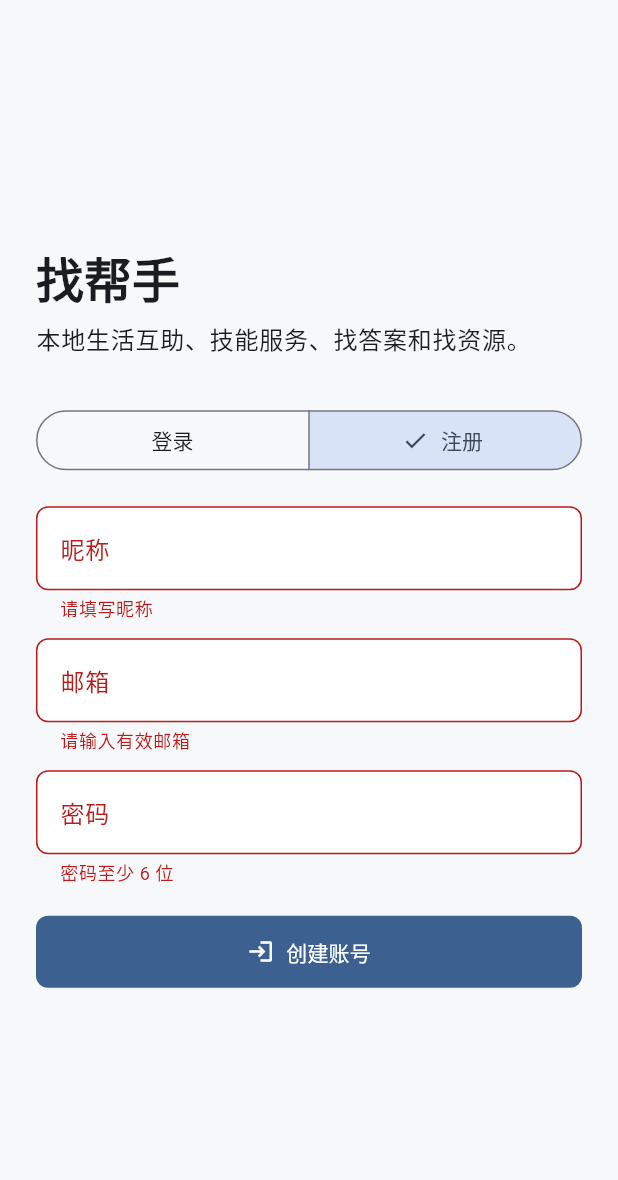
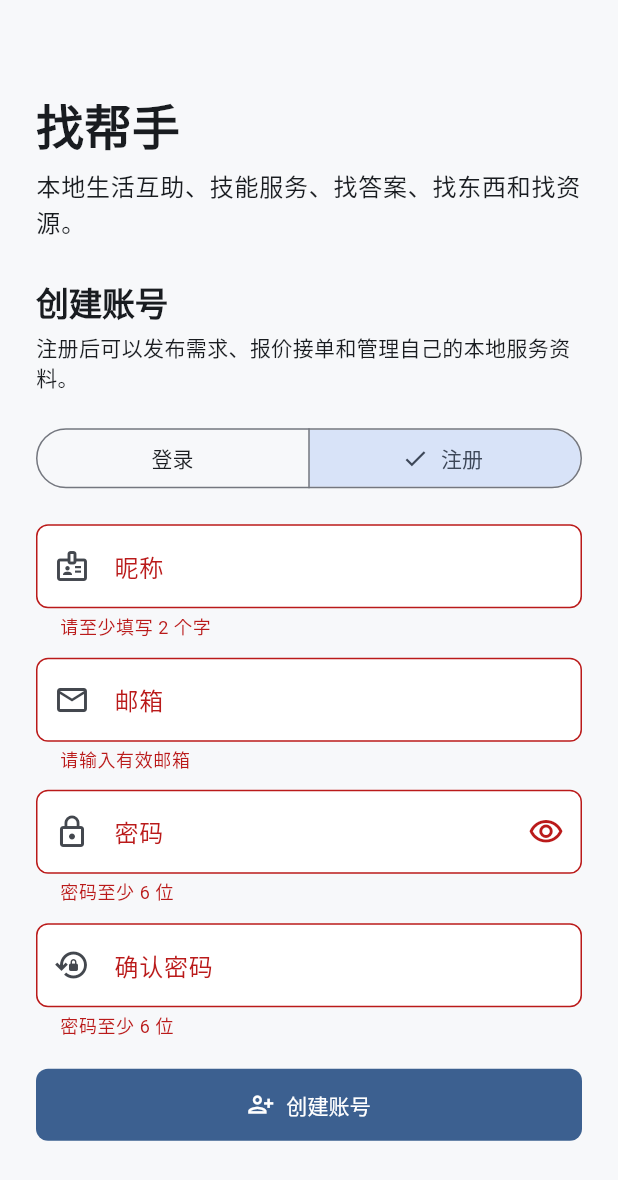
Before and after one commit to manwoh/Helper, a Flutter app: the LoginPage screen opened directly, after a tap on "注册", after a tap on "创建账号", on a phone screen of 412 x 824 dp. Shown: the top 1180 px of the screen. Run offline on Flutter 3.47's test engine with Material 3 defaults, Android fonts, the phone set to English and light mode, and no system bars; our stand-ins replace go_router, image_picker, supabase_flutter; accounts and stored records are empty.

Commit message:
feat: add Flutter auth and profile flow

```diff
--- a/apps/mobile/lib/core/validators.dart
+++ b/apps/mobile/lib/core/validators.dart
@@ -29,6 +29,35 @@ class AppValidators {
     return containsBlockedTerm(text) ? '内容不符合平台规则' : null;
   }
 
+  static String? displayName(String? value) {
+    return requiredText(value, min: 2, max: 24);
+  }
+
+  static String? email(String? value) {
+    final text = value?.trim() ?? '';
+    final valid = RegExp(r'^[^\s@]+@[^\s@]+\.[^\s@]+$').hasMatch(text);
+    return valid ? null : '请输入有效邮箱';
+  }
+
+  static String? password(String? value) {
+    final text = value ?? '';
+    if (text.length < 6) return '密码至少 6 位';
+    if (text.length > 72) return '密码最多 72 位';
+    return null;
+  }
+
+  static String? confirmPassword(String? value, String password) {
+    if (value != password) return '两次输入的密码不一致';
+    return AppValidators.password(value);
+  }
+
+  static String? optionalPhone(String? value) {
+    final text = value?.trim() ?? '';
+    if (text.isEmpty) return null;
+    final valid = RegExp(r'^[0-9+\-\s()]{6,24}$').hasMatch(text);
+    return valid ? null : '请输入有效电话';
+  }
+
   static String? optionalMoney(String? value) {
     final text = value?.trim() ?? '';
     if (text.isEmpty) return null;
--- a/apps/mobile/lib/features/auth/login_page.dart
+++ b/apps/mobile/lib/features/auth/login_page.dart
@@ -1,6 +1,7 @@
 import 'package:flutter/material.dart';
 import 'package:go_router/go_router.dart';
 
+import '../../core/validators.dart';
 import '../../services/auth_service.dart';
 import '../../widgets/primary_button.dart';
 
@@ -16,14 +17,17 @@ class _LoginPageState extends State<LoginPage> {
   final _auth = AuthService();
   final _email = TextEditingController();
   final _password = TextEditingController();
+  final _confirmPassword = TextEditingController();
   final _displayName = TextEditingController();
   bool _isRegister = false;
   bool _isLoading = false;
+  bool _obscurePassword = true;
 
   @override
   void dispose() {
     _email.dispose();
     _password.dispose();
+    _confirmPassword.dispose();
     _displayName.dispose();
     super.dispose();
   }
@@ -33,24 +37,31 @@ class _LoginPageState extends State<LoginPage> {
     setState(() => _isLoading = true);
 
     try {
-      if (_isRegister) {
-        await _auth.signUp(
-          email: _email.text.trim(),
-          password: _password.text,
-          displayName: _displayName.text.trim(),
+      final result = _isRegister
+          ? await _auth.signUp(
+              email: _email.text,
+              password: _password.text,
+              displayName: _displayName.text,
+            )
+          : await _auth.signIn(
+              email: _email.text,
+              password: _password.text,
+            );
+
+      if (!mounted) return;
+      if (result.needsEmailConfirmation) {
+        setState(() => _isRegister = false);
+        ScaffoldMessenger.of(context).showSnackBar(
+          const SnackBar(content: Text('注册成功，请先到邮箱确认账号后再登录。')),
         );
-      } else {
-        await _auth.signIn(
-          email: _email.text.trim(),
-          password: _password.text,
-        );
+        return;
       }
-      if (!context.mounted) return;
-      context.go('/');
+
+      context.go('/profile');
     } catch (error) {
-      if (!context.mounted) return;
+      if (!mounted) return;
       ScaffoldMessenger.of(context).showSnackBar(
-        SnackBar(content: Text('登录失败：$error')),
+        SnackBar(content: Text('${_isRegister ? '注册' : '登录'}失败：$error')),
       );
     } finally {
       if (mounted) setState(() => _isLoading = false);
@@ -59,6 +70,11 @@ class _LoginPageState extends State<LoginPage> {
 
   @override
   Widget build(BuildContext context) {
+    final title = _isRegister ? '创建账号' : '欢迎回来';
+    final subtitle = _isRegister
+        ? '注册后可以发布需求、报价接单和管理自己的本地服务资料。'
+        : '登录后继续发布任务、聊天和查看帮手报价。';
+
     return Scaffold(
       body: SafeArea(
         child: Center(
@@ -79,49 +95,103 @@ class _LoginPageState extends State<LoginPage> {
                     ),
                     const SizedBox(height: 8),
                     Text(
-                      '本地生活互助、技能服务、找答案和找资源。',
+                      '本地生活互助、技能服务、找答案、找东西和找资源。',
                       style: Theme.of(context).textTheme.bodyLarge,
                     ),
-                    const SizedBox(height: 32),
+                    const SizedBox(height: 28),
+                    Text(
+                      title,
+                      style: Theme.of(context).textTheme.titleLarge?.copyWith(
+                            fontWeight: FontWeight.w800,
+                          ),
+                    ),
+                    const SizedBox(height: 6),
+                    Text(subtitle),
+                    const SizedBox(height: 20),
                     SegmentedButton<bool>(
                       segments: const [
                         ButtonSegment(value: false, label: Text('登录')),
                         ButtonSegment(value: true, label: Text('注册')),
                       ],
                       selected: {_isRegister},
-                      onSelectionChanged: (value) {
-                        setState(() => _isRegister = value.first);
-                      },
+                      onSelectionChanged: _isLoading
+                          ? null
+                          : (value) {
+                              setState(() => _isRegister = value.first);
+                            },
                     ),
                     const SizedBox(height: 20),
                     if (_isRegister) ...[
                       TextFormField(
                         controller: _displayName,
-                        decoration: const InputDecoration(labelText: '昵称'),
-                        validator: (value) =>
-                            (value?.trim().isEmpty ?? true) ? '请填写昵称' : null,
+                        textInputAction: TextInputAction.next,
+                        decoration: const InputDecoration(
+                          labelText: '昵称',
+                          prefixIcon: Icon(Icons.badge_outlined),
+                        ),
+                        validator: AppValidators.displayName,
                       ),
                       const SizedBox(height: 12),
                     ],
                     TextFormField(
                       controller: _email,
-                      decoration: const InputDecoration(labelText: '邮箱'),
+                      decoration: const InputDecoration(
+                        labelText: '邮箱',
+                        prefixIcon: Icon(Icons.mail_outline),
+                      ),
                       keyboardType: TextInputType.emailAddress,
-                      validator: (value) =>
-                          (value?.contains('@') ?? false) ? null : '请输入有效邮箱',
+                      textInputAction: TextInputAction.next,
+                      validator: AppValidators.email,
                     ),
                     const SizedBox(height: 12),
                     TextFormField(
                       controller: _password,
-                      decoration: const InputDecoration(labelText: '密码'),
-                      obscureText: true,
-                      validator: (value) =>
-                          (value?.length ?? 0) >= 6 ? null : '密码至少 6 位',
+                      decoration: InputDecoration(
+                        labelText: '密码',
+                        prefixIcon: const Icon(Icons.lock_outline),
+                        suffixIcon: IconButton(
+                          tooltip: _obscurePassword ? '显示密码' : '隐藏密码',
+                          onPressed: () {
+                            setState(() => _obscurePassword = !_obscurePassword);
+                          },
+                          icon: Icon(
+                            _obscurePassword
+                                ? Icons.visibility_outlined
+                                : Icons.visibility_off_outlined,
+                          ),
+                        ),
+                      ),
+                      obscureText: _obscurePassword,
+                      textInputAction:
+                          _isRegister ? TextInputAction.next : TextInputAction.done,
+                      validator: AppValidators.password,
+                      onFieldSubmitted: (_) {
+                        if (!_isRegister) _submit();
+                      },
                     ),
+                    if (_isRegister) ...[
+                      const SizedBox(height: 12),
+                      TextFormField(
+                        controller: _confirmPassword,
+                        decoration: const InputDecoration(
+                          labelText: '确认密码',
+                          prefixIcon: Icon(Icons.lock_reset_outlined),
+                        ),
+                        obscureText: _obscurePassword,
+                        textInputAction: TextInputAction.done,
+                        validator: (value) => AppValidators.confirmPassword(
+                          value,
+                          _password.text,
+                        ),
+                        onFieldSubmitted: (_) => _submit(),
+                      ),
+                    ],
                     const SizedBox(height: 20),
                     PrimaryButton(
                       label: _isRegister ? '创建账号' : '登录',
-                      icon: Icons.login,
+                      icon: _isRegister
+                          ? Icons.person_add_alt_1_outlined
+                          : Icons.login,
                       isLoading: _isLoading,
                       onPressed: _submit,
                     ),
--- a/apps/mobile/lib/models/profile.dart
+++ b/apps/mobile/lib/models/profile.dart
@@ -8,6 +8,8 @@ enum AppRole {
 
   final String value;
   final String label;
+
+  static const selectable = [AppRole.user, AppRole.helper, AppRole.merchant];
 
   static AppRole fromValue(String? value) {
     return AppRole.values.firstWhere(
--- a/apps/mobile/lib/services/auth_service.dart
+++ b/apps/mobile/lib/services/auth_service.dart
@@ -1,29 +1,58 @@
 import 'package:supabase_flutter/supabase_flutter.dart';
 
 import '../core/supabase_client.dart';
+import 'profile_service.dart';
+
+class AuthResult {
+  const AuthResult({
+    required this.user,
+    required this.session,
+  });
+
+  final User? user;
+  final Session? session;
+
+  bool get needsEmailConfirmation => user != null && session == null;
+  bool get isSignedIn => session != null;
+}
 
 class AuthService {
   Stream<AuthState> get authChanges => supabase.auth.onAuthStateChange;
 
   User? get currentUser => supabase.auth.currentUser;
 
-  Future<void> signIn({
+  Future<AuthResult> signIn({
     required String email,
     required String password,
   }) async {
-    await supabase.auth.signInWithPassword(email: email, password: password);
+    final response = await supabase.auth.signInWithPassword(
+      email: email.trim(),
+      password: password,
+    );
+
+    if (response.user != null) {
+      await ProfileService().ensureCurrentProfile();
+    }
+
+    return AuthResult(user: response.user, session: response.session);
   }
 
-  Future<void> signUp({
+  Future<AuthResult> signUp({
     required String email,
     required String password,
     required String displayName,
   }) async {
-    await supabase.auth.signUp(
-      email: email,
+    final response = await supabase.auth.signUp(
+      email: email.trim(),
       password: password,
-      data: {'display_name': displayName},
+      data: {'display_name': displayName.trim()},
     );
+
+    if (response.session != null) {
+      await ProfileService().ensureCurrentProfile(displayName: displayName);
+    }
+
+    return AuthResult(user: response.user, session: response.session);
   }
 
   Future<void> signOut() => supabase.auth.signOut();
```
Also changed, not shown: apps/mobile/lib/app.dart (+14 -4 lines), apps/mobile/lib/core/router_refresh.dart (added, +18 -0 lines), apps/mobile/lib/features/profile/profile_page.dart (+107 -39 lines), apps/mobile/lib/services/profile_service.dart (+61 -6 lines), 2 other files.
